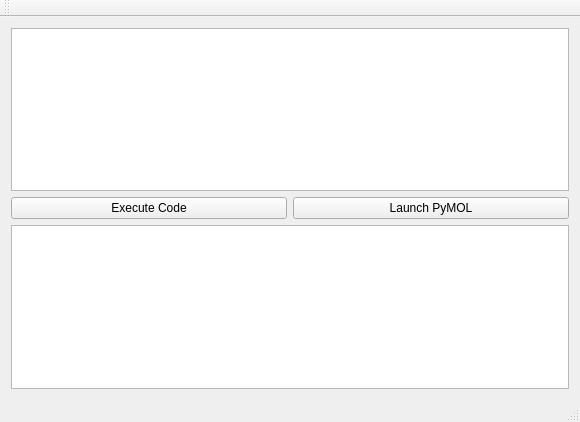
The window that playground/mainwindow.ui (evonove/moply) describes before a commit, drawn with Qt 5.
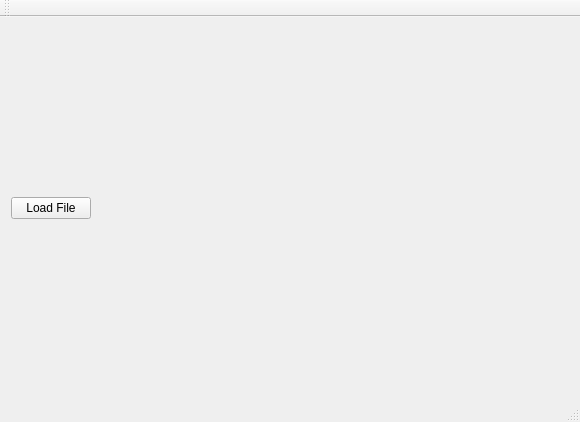
The same window after the commit.

The edit to the form file:
```diff
--- a/playground/mainwindow.ui
+++ b/playground/mainwindow.ui
@@ -20,49 +20,27 @@
    <property name="autoFillBackground">
     <bool>false</bool>
    </property>
-   <layout class="QHBoxLayout" name="horizontalLayout">
-    <item>
      <layout class="QVBoxLayout" name="verticalLayout">
       <item>
-       <widget class="QTextEdit" name="script">
+     <widget class="QPushButton" name="loadFile">
+      <property name="sizePolicy">
+       <sizepolicy hsizetype="Fixed" vsizetype="Fixed">
+        <horstretch>0</horstretch>
+        <verstretch>0</verstretch>
+       </sizepolicy>
+      </property>
         <property name="font">
          <font>
-          <family>Ubuntu Mono</family>
-         </font>
-        </property>
-       </widget>
-      </item>
-      <item>
-       <layout class="QHBoxLayout" name="btnHLayout">
-        <item>
-         <widget class="QPushButton" name="launchPymolButton">
-          <property name="text">
-           <string>Launch PyMOL</string>
-          </property>
-         </widget>
-        </item>
-        <item>
-         <widget class="QPushButton" name="startTaskButton">
+        <kerning>true</kerning>
+       </font>
+      </property>
           <property name="layoutDirection">
-           <enum>Qt::RightToLeft</enum>
+       <enum>Qt::LeftToRight</enum>
           </property>
           <property name="text">
-           <string>Execute Code</string>
-          </property>
-         </widget>
-        </item>
-       </layout>
-      </item>
-      <item>
-       <widget class="QTextEdit" name="results">
-        <property name="font">
-         <font>
-          <family>Ubuntu Mono</family>
-         </font>
-        </property>
-       </widget>
-      </item>
-     </layout>
+       <string>Load File</string>
+      </property>
+     </widget>
     </item>
    </layout>
   </widget>
```
Lines whose indentation alone changed are shown as unchanged.
